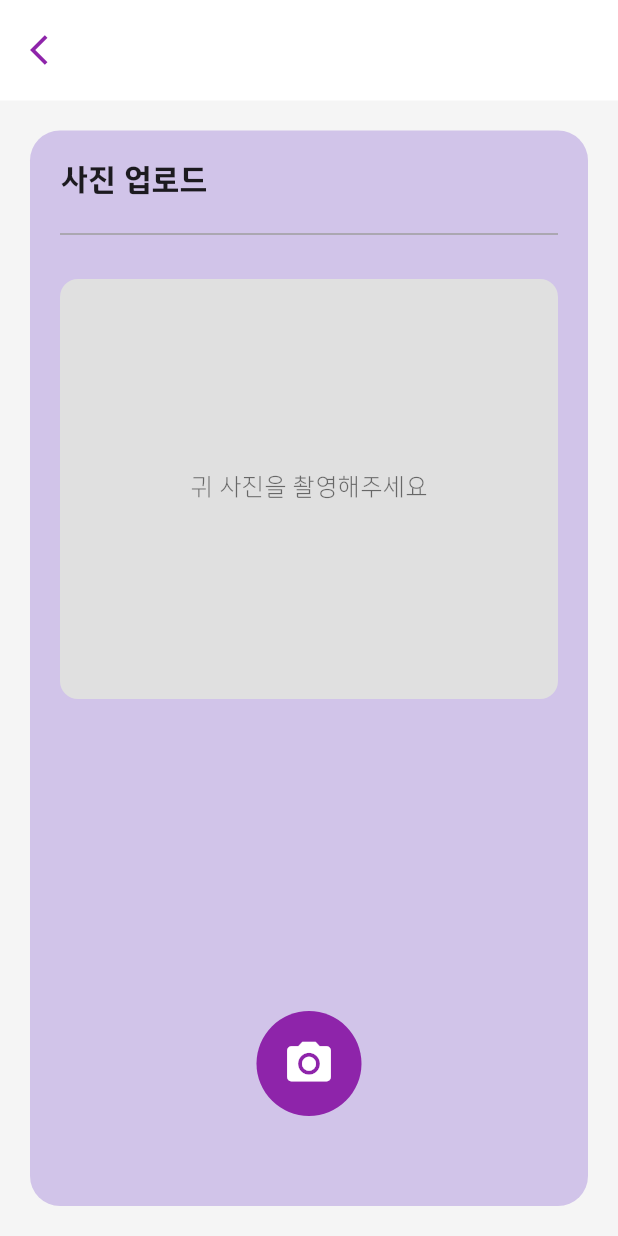
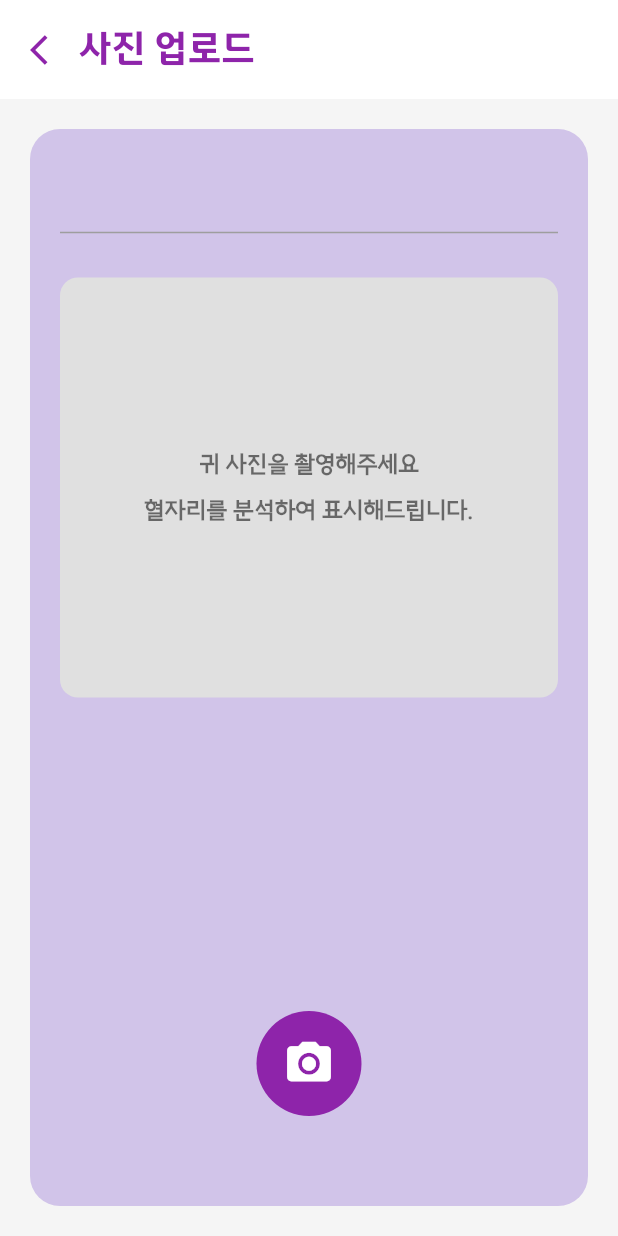
Before and after one commit to Team-Hamster/Ear-therapy-FE, a Flutter app: the UploadView screen opened directly with empty values, on a phone screen of 412 x 824 dp. Run offline on Flutter 3.47's test engine with Material 3 defaults, Android fonts, the phone set to English and light mode, and no system bars; our stand-ins replace flutter_svg, image_picker, lottie, permission_handler, shared_preferences, sqflite; accounts and stored records are empty; network calls fail; project files that could hold a hidden picture were left out.

Commit message:
Fix: 업로드, 분석결과화면 ui 수정

```diff
--- a/lib/features/loading/views/loading_view.dart
+++ b/lib/features/loading/views/loading_view.dart
@@ -26,7 +26,7 @@ class LoadingView extends StatelessWidget {
               style: TextStyle(
                 fontSize: 25,
                 fontWeight: FontWeight.bold,
-                color: Colors.black,
+                color: Colors.black54
               ),
               textAlign: TextAlign.center,
             ),
--- a/lib/features/upload/views/upload_view.dart
+++ b/lib/features/upload/views/upload_view.dart
@@ -90,6 +90,7 @@ class _UploadViewState extends State<UploadView> {
       setState(() {
         _image = File(photo.path);
       });
+      Navigator.pop(context); // Modal Bottom Sheet 닫기
     }
   }
 
@@ -103,6 +104,7 @@ class _UploadViewState extends State<UploadView> {
         setState(() {
           _image = File(image.path);
         });
+        Navigator.pop(context); // Modal Bottom Sheet 닫기
       }
     } catch (e) {
       ScaffoldMessenger.of(context).showSnackBar(
@@ -250,6 +252,7 @@ class _UploadViewState extends State<UploadView> {
         child: Column(
           crossAxisAlignment: CrossAxisAlignment.start,
           children: [
+            // 사진 업로드 제목
             Container(
               width: double.infinity,
               padding: const EdgeInsets.symmetric(vertical: 16, horizontal: 20),
@@ -264,9 +267,9 @@ class _UploadViewState extends State<UploadView> {
                     ),
                   ),
                   const SizedBox(width: 8),
-                  Text(
-                    widget.symptomName,
-                    style: const TextStyle(
+                  const Text(
+                    '사진 업로드',
+                    style: TextStyle(
                       color: AppColors.primaryColor,
                       fontSize: 24,
                       fontWeight: FontWeight.bold,
@@ -289,15 +292,19 @@ class _UploadViewState extends State<UploadView> {
                     child: Column(
                       crossAxisAlignment: CrossAxisAlignment.start,
                       children: [
+                        // 증상명 표시 (패딩 추가)
                         Row(
                           mainAxisAlignment: MainAxisAlignment.spaceBetween,
                           children: [
-                            const Text(
-                              '사진 업로드',
-                              style: TextStyle(
+                            Padding(
+                              padding: const EdgeInsets.only(left: 16.0),
+                              child: Text(
+                                widget.symptomName,
+                                style: const TextStyle(
                                   fontSize: 20,
                                   fontWeight: FontWeight.bold,
                                   color: Colors.black87,
+                                ),
                               ),
                             ),
                             if (_image != null)
@@ -332,6 +339,7 @@ class _UploadViewState extends State<UploadView> {
                           thickness: 1,
                         ),
                         const SizedBox(height: 20),
+                        // 이미지 업로드
                         Container(
                           width: double.infinity,
                           height: 280,
@@ -347,13 +355,29 @@ class _UploadViewState extends State<UploadView> {
                                     fit: BoxFit.cover,
                                   )
                                 : const Center(
-                                    child: Text(
+                                    child: Column(
+                                      mainAxisAlignment: MainAxisAlignment.center,
+                                      children: [
+                                        Text(
                                           '귀 사진을 촬영해주세요',
                                           style: TextStyle(
                                             fontSize: 16,
                                             color: Colors.black54,
-                                        fontWeight: FontWeight.w500,
+                                            fontFamily: 'SUITE',
+                                            fontWeight: FontWeight.w600,
                                           ),
+                                        ),
+                                        SizedBox(height: 8), // 두 텍스트 사이의 간격
+                                        Text(
+                                          '혈자리를 분석하여 표시해드립니다.',
+                                          style: TextStyle(
+                                            fontSize: 16,
+                                            color: Colors.black54,
+                                            fontFamily: 'SUITE',
+                                            fontWeight: FontWeight.w600,
+                                          ),
+                                        ),
+                                      ],
                                     ),
                                   ),
                           ),
```
Also changed, not shown: lib/features/analysis/views/analysis_view.dart (+38 -49 lines). Lines whose indentation alone changed are shown as unchanged.
